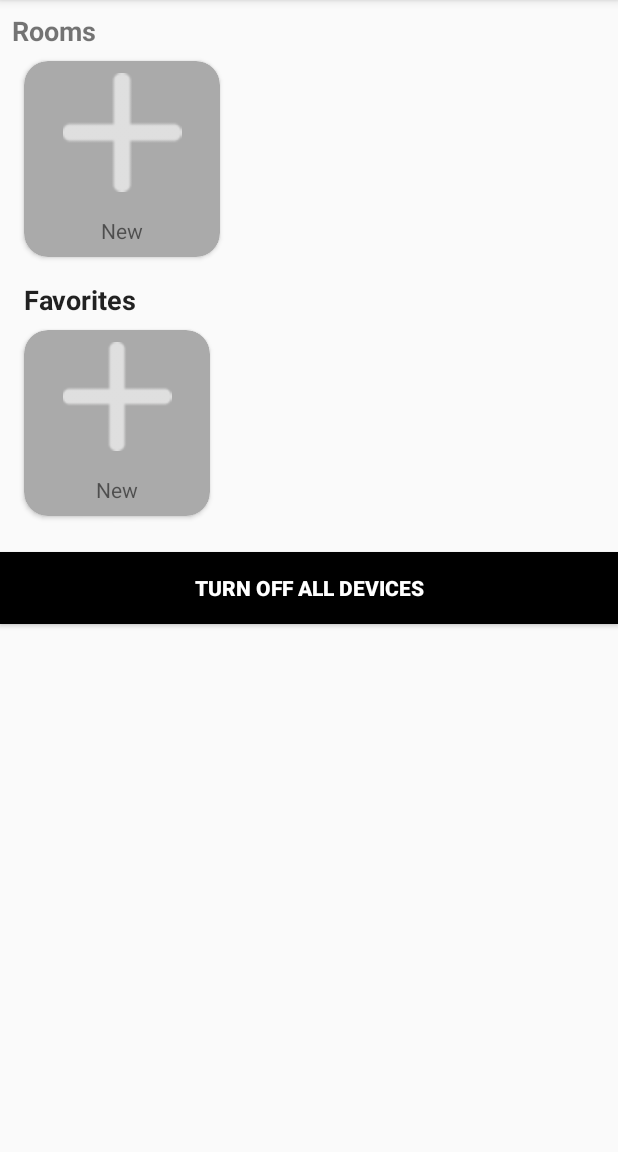
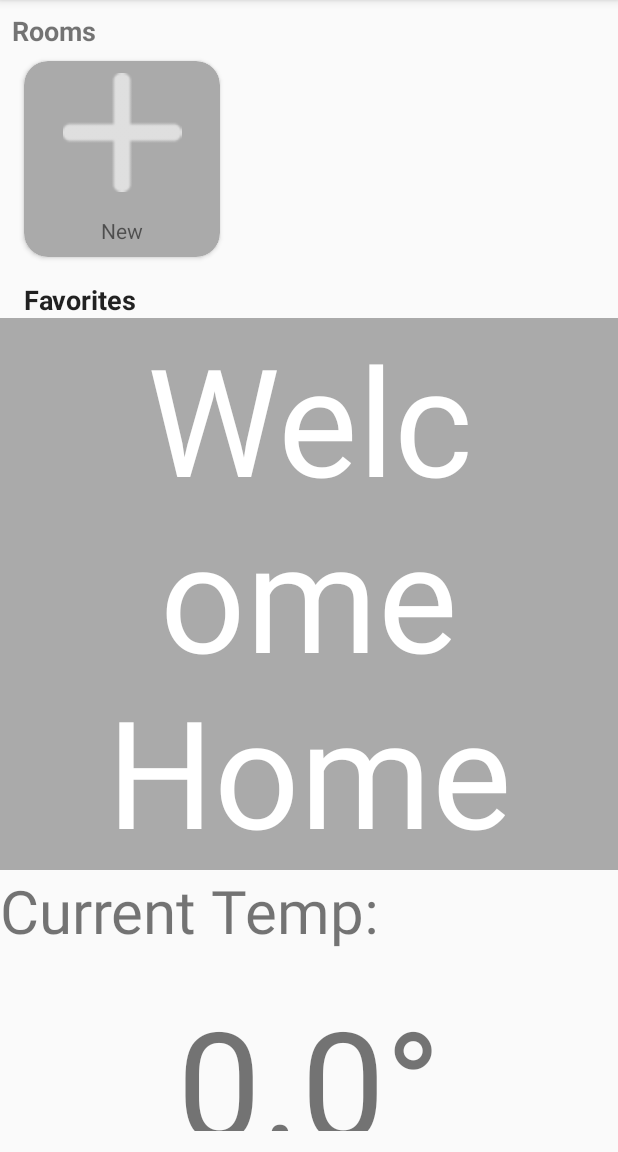
Before and after one commit to Andropoly/Domolab, an Android app: the HomeActivity screen opened directly, with no data from a screen before it, on a phone screen of 412 x 824 dp, the part 84-1236 px from its top. Run offline under Robolectric (Android 15) with nearby library versions, the phone set to English and light mode, and no system bars; our stand-ins replace Firebase (no records; nobody signed in at launch, a user with empty details on screens opened directly); libraries missing offline, so code that uses them is left out: org.eclipse.paho; network calls fail.

Commit message:
Add temperature

```diff
--- a/mobile/src/main/java/MQTTsender/MqttDomolab.java
+++ b/mobile/src/main/java/MQTTsender/MqttDomolab.java
@@ -370,6 +370,11 @@ public class MqttDomolab{
                                     }
                                 });
                                 break;
+                            case"temp":
+                                final JSONObject obj2 = new JSONObject(message.toString());
+                                Domolab.temp = obj2.getDouble("Temp");
+                                Domolab.TempChanged.setBoolean(!Domolab.TempChanged.isBoolean());
+                                break;
                         }
                         break;
 
--- a/mobile/src/main/java/ch/epfl/andropoly/domolab/Domolab.java
+++ b/mobile/src/main/java/ch/epfl/andropoly/domolab/Domolab.java
@@ -35,6 +35,7 @@ public class Domolab extends Application {
 
     public static BooleanVariable DatabaseChanged = new BooleanVariable();
     public static BooleanVariable MqttChanged = new BooleanVariable();
+    public static BooleanVariable TempChanged = new BooleanVariable();
     public static boolean isListening = false;
 
     // Home global variables
@@ -46,7 +47,8 @@ public class Domolab extends Application {
     public static String devicesString_db;
     public static JSONArray roomsArray_db;
     public static JSONArray favsArray_db;
-    public static  JSONObject devicesObject_db;
+    public static JSONObject devicesObject_db;
+    public static double temp;
 
     //JSON files related variables
     public static String MyRoomFile = "my_rooms.json";
--- a/mobile/src/main/java/ch/epfl/andropoly/domolab/HomeFragment.java
+++ b/mobile/src/main/java/ch/epfl/andropoly/domolab/HomeFragment.java
@@ -12,6 +12,7 @@ import android.view.LayoutInflater;
 import android.view.View;
 import android.view.ViewGroup;
 import android.widget.Button;
+import android.widget.TextView;
 
 import org.jetbrains.annotations.Contract;
 import org.json.JSONArray;
@@ -59,6 +60,19 @@ public class HomeFragment extends Fragment {
         //private RecordingAdapter adapter;
         LinearLayoutManager manager = new LinearLayoutManager(layout.getContext(), LinearLayoutManager.HORIZONTAL, false);
         RecyclerView recyclerView = (RecyclerView) layout.findViewById(R.id.list_favorites);
+
+        final TextView TempView = layout.findViewById(R.id.tempView);
+        String temp = Double.toString(Domolab.temp);
+        TempView.setText(temp+"°");
+
+        Domolab.TempChanged.setListener(new BooleanVariable.ChangeListener() {
+            @Override
+            public void onChange() {
+                String temp = Double.toString(Domolab.temp);
+                TempView.setText(temp+"°");
+
+            }
+        });
 
         recyclerView.setLayoutManager(manager);
         recyclerView.setAdapter(mHomeAdapter);
--- a/mobile/src/main/res/layout/fragment_home.xml
+++ b/mobile/src/main/res/layout/fragment_home.xml
@@ -35,6 +35,35 @@
 
     </android.support.v7.widget.RecyclerView>
 
+    <TextView
+        android:id="@+id/textView6"
+        android:layout_width="match_parent"
+        android:layout_height="wrap_content"
+        android:layout_gravity="center_horizontal"
+        android:background="@android:color/darker_gray"
+        android:textColor="@color/White"
+        android:gravity="center_horizontal"
+        android:text="@string/welcome_home"
+        android:textSize="100sp" />
+
+    <TextView
+        android:id="@+id/textView5"
+        android:layout_width="wrap_content"
+        android:layout_height="wrap_content"
+        android:text="@string/current_temp"
+        android:textSize="40sp" />
+
+    <TextView
+        android:id="@+id/tempView"
+        android:layout_width="match_parent"
+        android:layout_height="wrap_content"
+        android:layout_gravity="center_horizontal"
+        android:layout_marginTop="20dp"
+        android:layout_weight="1"
+        android:gravity="center_horizontal"
+        android:text="@string/initial_temp"
+        android:textSize="100sp" />
+
     <Button
         android:id="@+id/allOffButton"
         style="@style/Widget.AppCompat.Button.Colored"
@@ -49,7 +78,7 @@
     <Space
         android:layout_width="match_parent"
         android:layout_height="wrap_content"
-        android:layout_weight="2.5" />
+        android:layout_weight="0.5" />
 
 
 </LinearLayout>
--- a/mobile/src/main/res/values/colors.xml
+++ b/mobile/src/main/res/values/colors.xml
@@ -6,4 +6,5 @@
     <color name="colorAccent">#000000</color>
     <color name="colorMainButton">#ff000000</color>
     <color name="colorWhite">#ffffff</color>
+    <color name="White">#ffffff</color>
 </resources>
--- a/mobile/src/main/res/values/strings.xml
+++ b/mobile/src/main/res/values/strings.xml
@@ -126,4 +126,7 @@
     <string name="device_icon">device_icon</string>
     <string name="json_list_rooms">list</string>
     <string name="turn_off_all_devices">Turn off all devices</string>
+    <string name="welcome_home">Welcome Home</string>
+    <string name="current_temp">Current Temp:</string>
+    <string name="initial_temp">0.0°</string>
 </resources>
```
